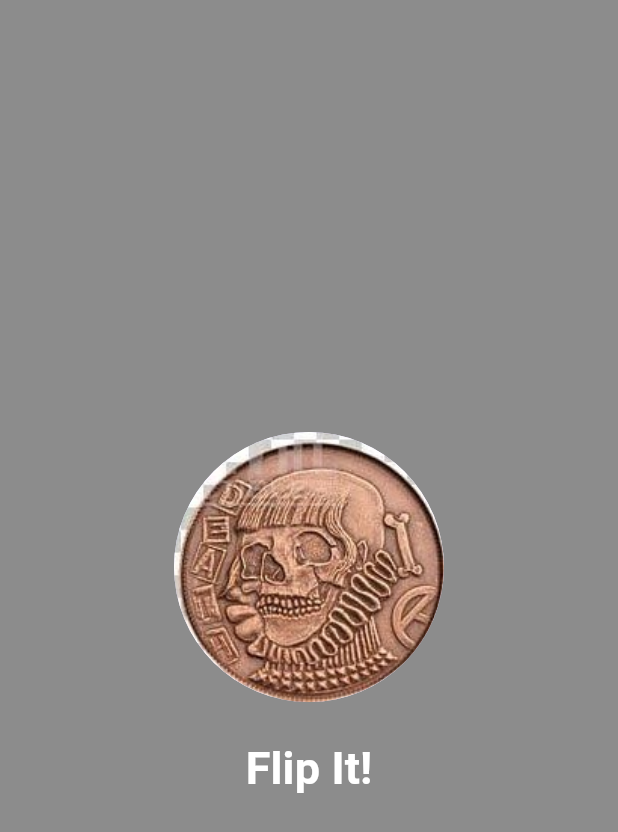
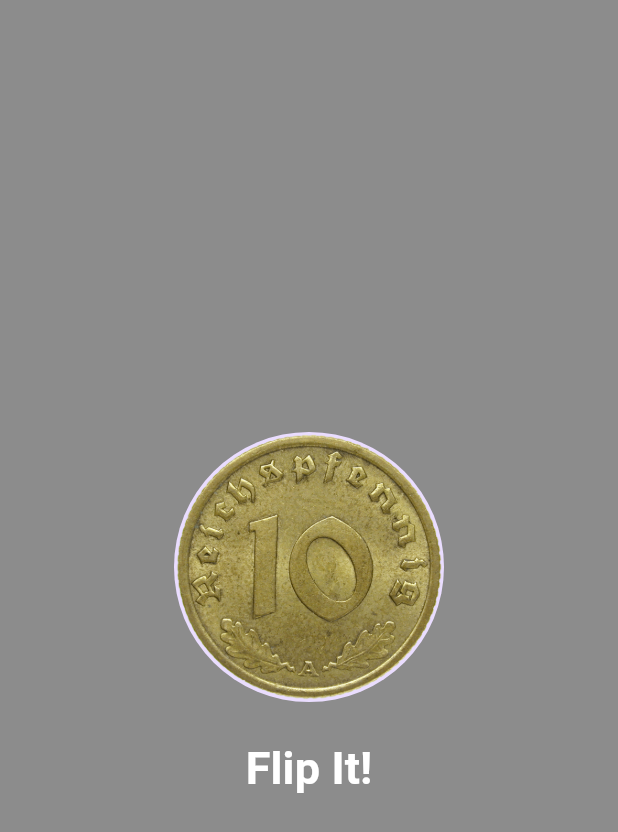
Before and after one commit to saefo97/course_first_app, a Flutter app: the Coinflipper screen opened directly, on a phone screen of 412 x 824 dp. Shown: the top 832 px of the screen. Run offline on Flutter 3.47's test engine with Material 3 defaults, Android fonts, the phone set to English and light mode, and no system bars; our stand-ins replace audioplayers.

```diff
--- a/lib/CoinFlipper.dart
+++ b/lib/CoinFlipper.dart
@@ -15,7 +15,7 @@ class Coinflipper extends StatelessWidget {
             CircleAvatar(
               radius: 90,
 
-              backgroundImage: AssetImage("assets/images/coin2.jpg",
+              backgroundImage: AssetImage("assets/images/coin1.png",
               ),
             ),
             MaterialButton(onPressed: (){
```
Also changed, not shown: assets/images/coin1.jpg (deleted), assets/images/coin1.png (added), assets/images/coin2.jpg (deleted), assets/images/coin2.png (added).
